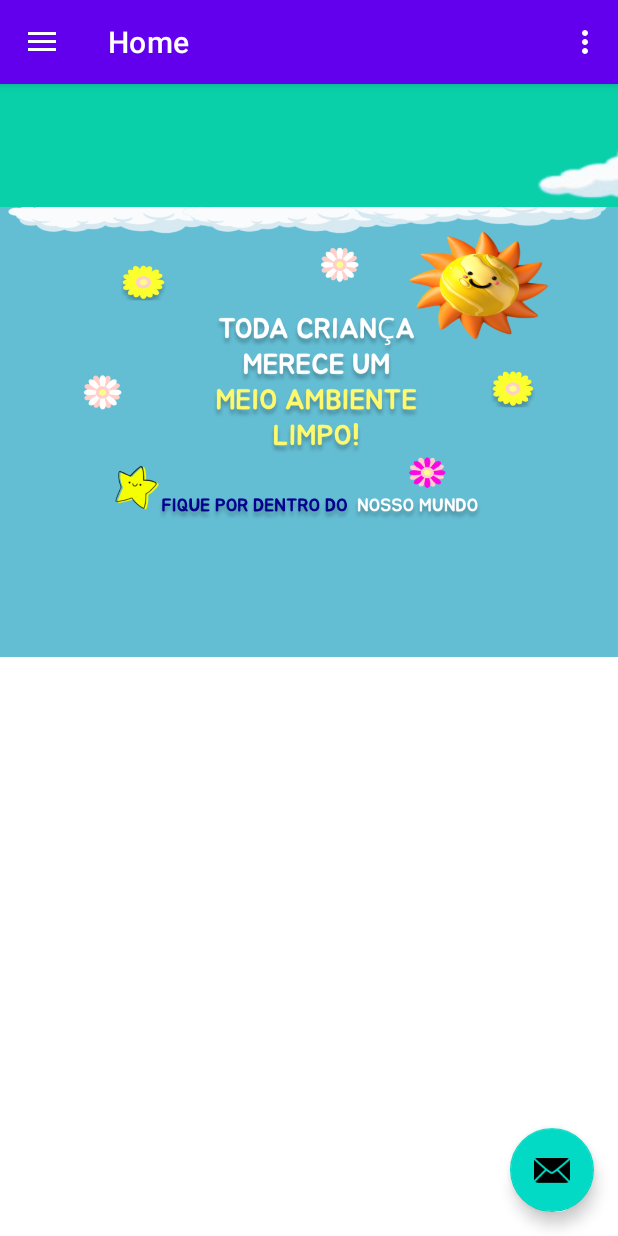
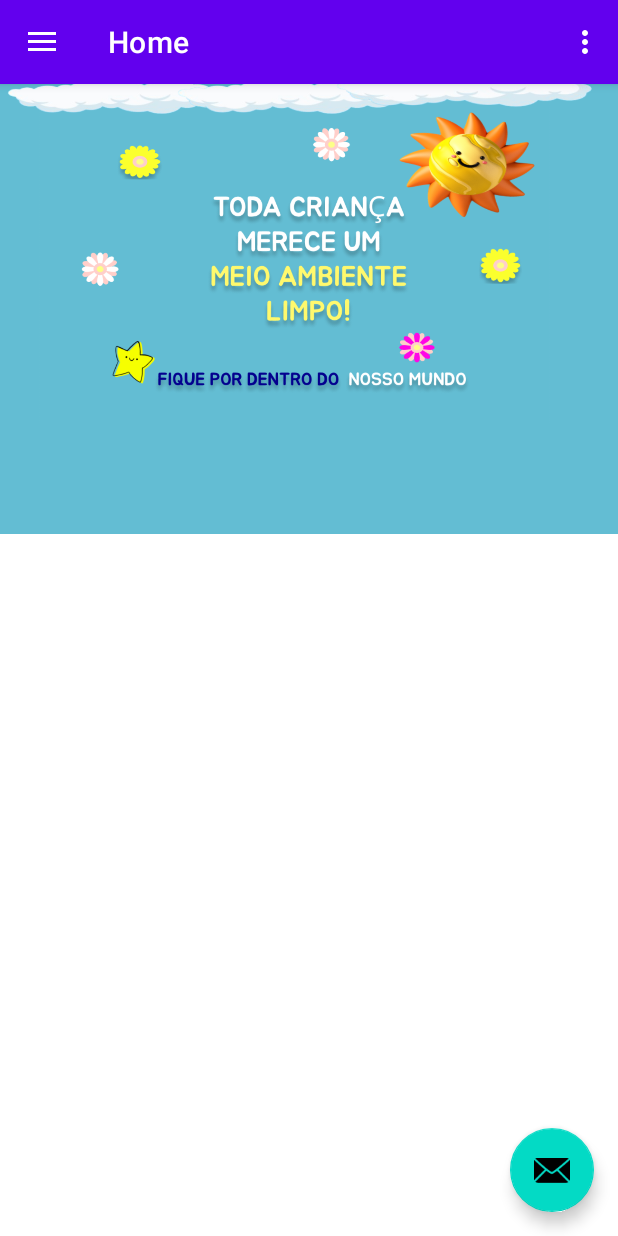
Before and after one commit to rafaelrlr/ecokids_mobile, an Android app: the screen it shows after launch (MainActivity), on a phone screen of 412 x 824 dp. Run offline under Robolectric (Android 15) with nearby library versions, the phone set to English and light mode, and no system bars; our stand-ins replace navigation-ui; Roboto replaces fonts that are not available here.

Commit message:
Tela Home

```diff
--- a/app/src/main/res/layout/fragment_home.xml
+++ b/app/src/main/res/layout/fragment_home.xml
@@ -21,48 +21,6 @@
 
             <androidx.constraintlayout.widget.ConstraintLayout
                 android:layout_width="match_parent"
-                android:layout_height="82dp"
-                android:layout_margin="0dp"
-                android:background="#09D0A8"
-                app:layout_constraintTop_toTopOf="parent">
-
-                <LinearLayout
-                    android:id="@+id/linearLayout"
-                    android:layout_width="match_parent"
-                    android:layout_height="wrap_content"
-                    android:layout_marginBottom="37dp"
-                    android:orientation="horizontal"
-                    app:layout_constraintBottom_toTopOf="@+id/imageView8"
-                    app:layout_constraintEnd_toEndOf="parent"
-                    app:layout_constraintStart_toStartOf="parent"
-                    app:layout_constraintTop_toTopOf="parent">
-
-                </LinearLayout>
-
-                <ImageView
-                    android:id="@+id/imageView8"
-                    android:layout_width="492dp"
-                    android:layout_height="170dp"
-                    android:layout_weight="1"
-                    android:src="@drawable/nuvem1"
-                    tools:layout_editor_absoluteX="-163dp"
-                    tools:layout_editor_absoluteY="-54dp"
-                    tools:ignore="MissingConstraints" />
-
-                <ImageView
-                    android:id="@+id/imageView9"
-                    android:layout_width="1000dp"
-                    android:layout_height="100dp"
-                    android:layout_weight="1"
-                    android:src="@drawable/nuvem2"
-                    tools:layout_editor_absoluteX="-191dp"
-                    tools:layout_editor_absoluteY="16dp"
-                    tools:ignore="MissingConstraints" />
-
-            </androidx.constraintlayout.widget.ConstraintLayout>
-
-            <androidx.constraintlayout.widget.ConstraintLayout
-                android:layout_width="match_parent"
                 android:layout_height="300dp"
                 android:layout_margin="0dp"
                 android:background="#63BDD3">
@@ -82,6 +40,7 @@
                         android:layout_width="wrap_content"
                         android:layout_height="wrap_content"
                         android:layout_marginTop="-65dp"
+                        android:layout_marginRight="10dp"
                         android:layout_weight="1"
                         android:src="@drawable/img" />
                 </LinearLayout>
```
